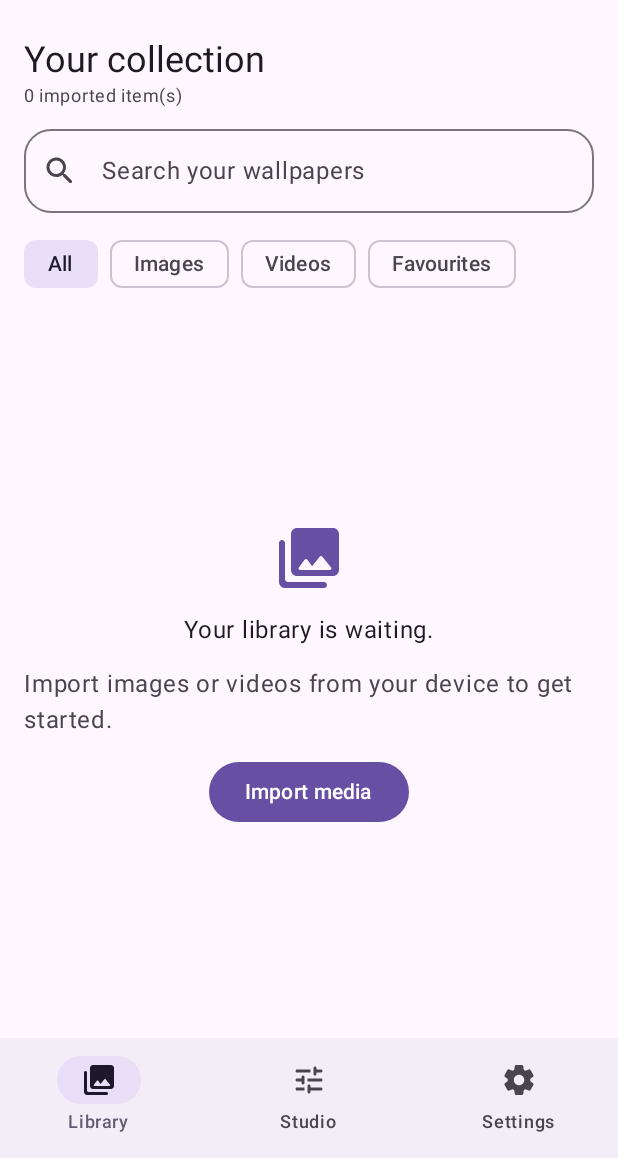
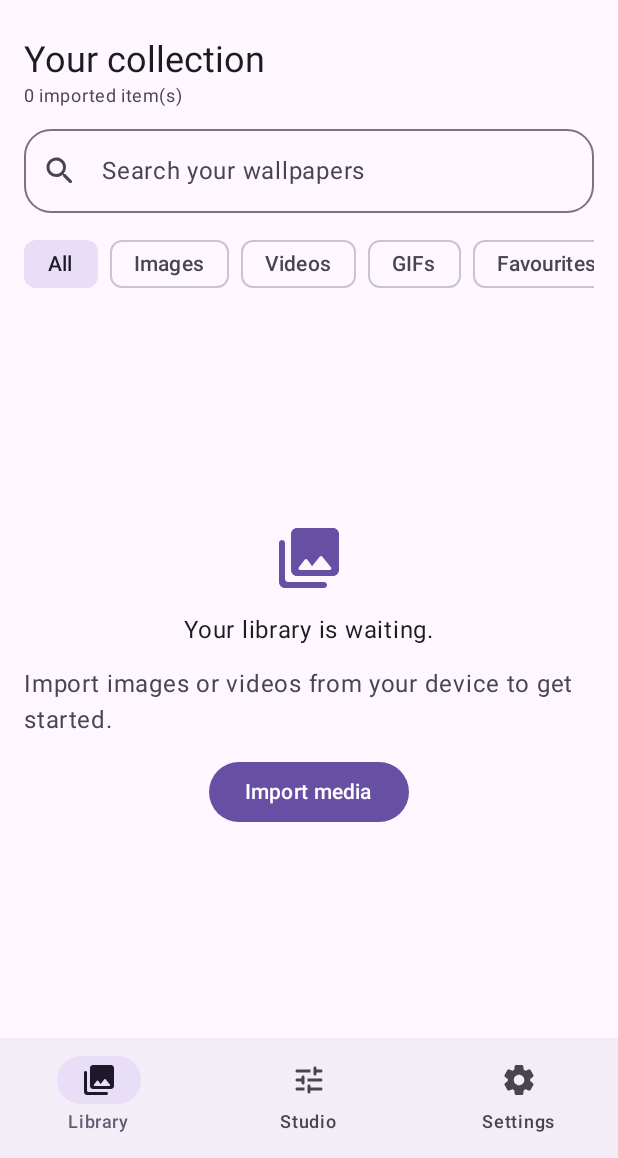
Before and after one commit to Judson-web/Wallora, an Android app built with Jetpack Compose: the screen it shows after launch (MainActivity), on a phone screen of 412 x 824 dp, the part 78-1236 px from its top. Run offline under Robolectric (Android 15) with nearby library versions, the phone set to English and light mode, and no system bars; libraries missing offline, so code that uses them is left out: coil.decode.

Commit message:
ui: add dedicated GIF library filter

```diff
--- a/app/src/main/java/com/judson/wallora/ui/WalloraApp.kt
+++ b/app/src/main/java/com/judson/wallora/ui/WalloraApp.kt
@@ -12,6 +12,7 @@ import androidx.activity.compose.rememberLauncherForActivityResult
 import androidx.activity.result.contract.ActivityResultContracts
 import androidx.compose.foundation.background
 import androidx.compose.foundation.clickable
+import androidx.compose.foundation.horizontalScroll
 import androidx.compose.foundation.layout.*
 import androidx.compose.foundation.lazy.grid.GridCells
 import androidx.compose.foundation.lazy.grid.LazyVerticalGrid
@@ -178,13 +179,14 @@ private fun LibraryScreen(
 ) {
     var query by remember { mutableStateOf("") }
     var filter by remember { mutableStateOf("All") }
-    val filters = listOf("All", "Images", "Videos", "Favourites")
+    val filters = listOf("All", "Images", "Videos", "GIFs", "Favourites")
     val visibleItems = remember(items, query, filter) {
         items.filter { item ->
             val matchesQuery = item.displayName.contains(query, ignoreCase = true)
             val matchesFilter = when (filter) {
-                "Images" -> item.kind == MediaKind.IMAGE
+                "Images" -> item.kind == MediaKind.IMAGE || item.kind == MediaKind.GIF
                 "Videos" -> item.kind == MediaKind.VIDEO
+                "GIFs" -> item.kind == MediaKind.GIF
                 "Favourites" -> item.isFavorite
                 else -> true
             }
@@ -205,7 +207,10 @@ private fun LibraryScreen(
             shape = RoundedCornerShape(18.dp)
         )
         Spacer(Modifier.height(10.dp))
-        Row(horizontalArrangement = Arrangement.spacedBy(8.dp)) {
+        Row(
+            modifier = Modifier.fillMaxWidth().horizontalScroll(rememberScrollState()),
+            horizontalArrangement = Arrangement.spacedBy(8.dp)
+        ) {
             filters.forEach { label ->
                 FilterChip(selected = filter == label, onClick = { filter = label }, label = { Text(label) })
             }
```
